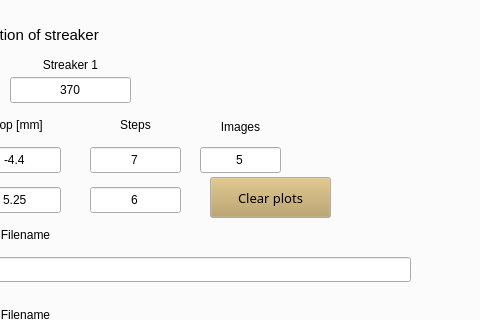
Before: the Qt Designer form GUI.ui in pdijksta/WakefieldAnalysis, drawn with Qt 5; both pictures show x 392 to 872 and y 279 to 599 of the 962 by 856 pixel window.
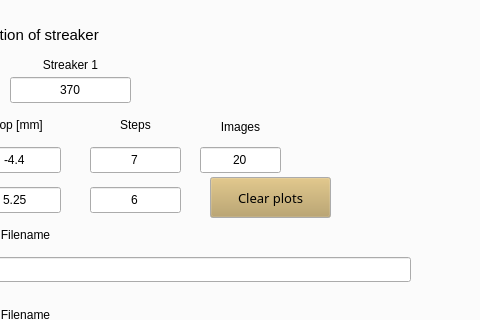
After: the same form once the commit is applied. The open tabs and pages were chosen to show the change.

Patch:
```diff
--- a/GUI.ui
+++ b/GUI.ui
@@ -629,7 +629,7 @@
        </rect>
       </property>
       <property name="text">
-       <string>5</string>
+       <string>20</string>
       </property>
       <property name="alignment">
        <set>Qt::AlignCenter</set>
```
Left out of the diff: 2 changed lines with no effect on the pictures.
